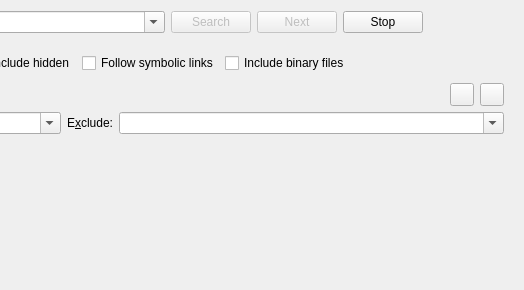
Qt form addons/search/search.ui (KDE/kate) before a commit; both pictures show x 404 to 928 and y 0 to 290 of the 928 by 290 pixel window.
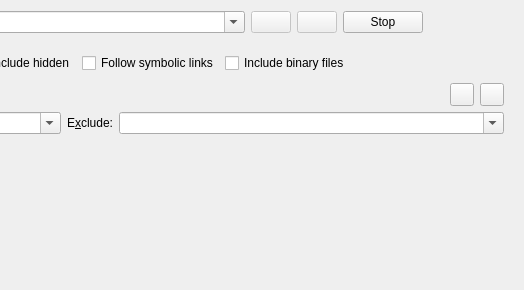
The same form after that commit. Custom widgets are drawn as their Qt base class.

Commit message: smaller buttons like the normal search

The edit to the form file:
```diff
--- a/addons/search/search.ui
+++ b/addons/search/search.ui
@@ -53,7 +53,7 @@
        <property name="enabled">
         <bool>false</bool>
        </property>
-       <property name="text">
+       <property name="toolTip">
         <string>Search</string>
        </property>
       </widget>
@@ -63,7 +63,7 @@
        <property name="enabled">
         <bool>false</bool>
        </property>
-       <property name="text">
+       <property name="toolTip">
         <string>Next</string>
        </property>
       </widget>
```
The commit also changes 1 other file.
